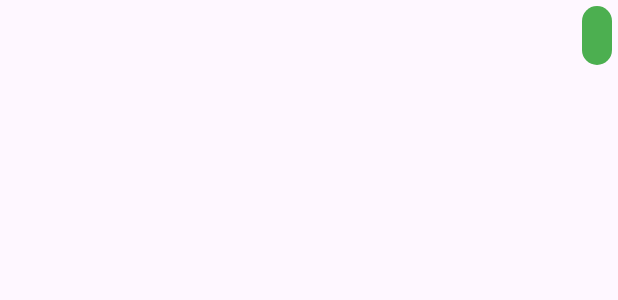
After one commit to segak2003/cs310_project_chatpet22, an Android app: the layout item_user_message.xml on its own in the app's theme, with its tools: preview values and no code run, on a phone screen of 412 x 824 dp. The commit adds this screen. Shown: the top 300 px of the screen. Run offline under Robolectric (Android 15) with nearby library versions, the phone set to English and light mode, and no system bars.

Commit message:
updated chat ui

```diff
--- /dev/null
+++ b/app/src/main/res/drawable/bg_user.xml
@@ -0,0 +1,10 @@
+<?xml version="1.0" encoding="utf-8"?>
+<!--<selector xmlns:android="http://schemas.android.com/apk/res/android">-->
+
+<!--</selector>-->
+
+<shape xmlns:android="http://schemas.android.com/apk/res/android"
+    android:shape="rectangle">
+    <solid android:color="#4CAF50" /> <!-- green -->
+    <corners android:radius="16dp" />
+</shape>
--- a/app/src/main/res/layout/activity_chat_page.xml
+++ b/app/src/main/res/layout/activity_chat_page.xml
@@ -40,6 +40,7 @@
                 android:layout_width="wrap_content"
                 android:layout_height="wrap_content"
                 android:src="@android:drawable/ic_menu_send"
+                android:backgroundTint="@color/cardview_dark_background"
                 android:contentDescription="Send" />
         </LinearLayout>
     </LinearLayout>
--- /dev/null
+++ b/app/src/main/res/layout/item_user_message.xml
@@ -0,0 +1,15 @@
+<?xml version="1.0" encoding="utf-8"?>
+<!--<androidx.constraintlayout.widget.ConstraintLayout xmlns:android="http://schemas.android.com/apk/res/android"-->
+<!--    android:layout_width="match_parent"-->
+<!--    android:layout_height="match_parent">-->
+
+<!--</androidx.constraintlayout.widget.ConstraintLayout>-->
+<TextView xmlns:android="http://schemas.android.com/apk/res/android"
+    android:id="@+id/textViewMessage"
+    android:layout_width="wrap_content"
+    android:layout_height="wrap_content"
+    android:background="@drawable/bg_user"
+    android:padding="10dp"
+    android:layout_gravity="end"
+    android:textColor="#FFFFFF"
+    android:layout_margin="4dp"/>
--- a/app/src/main/res/values/colors.xml
+++ b/app/src/main/res/values/colors.xml
@@ -2,4 +2,5 @@
 <resources>
     <color name="black">#FF000000</color>
     <color name="white">#FFFFFFFF</color>
+
 </resources>
```
Also changed, not shown: app/src/main/java/com/example/a310_project_chatpet22/ChatPage.java (+89 -2 lines), app/src/main/java/com/example/a310_project_chatpet22/MessageAdapter.java (added, +53 -0 lines), app/src/main/res/drawable/bg_bot.xml (added, +10 -0 lines), app/src/main/res/layout/item_bot_message.xml (added, +16 -0 lines).
